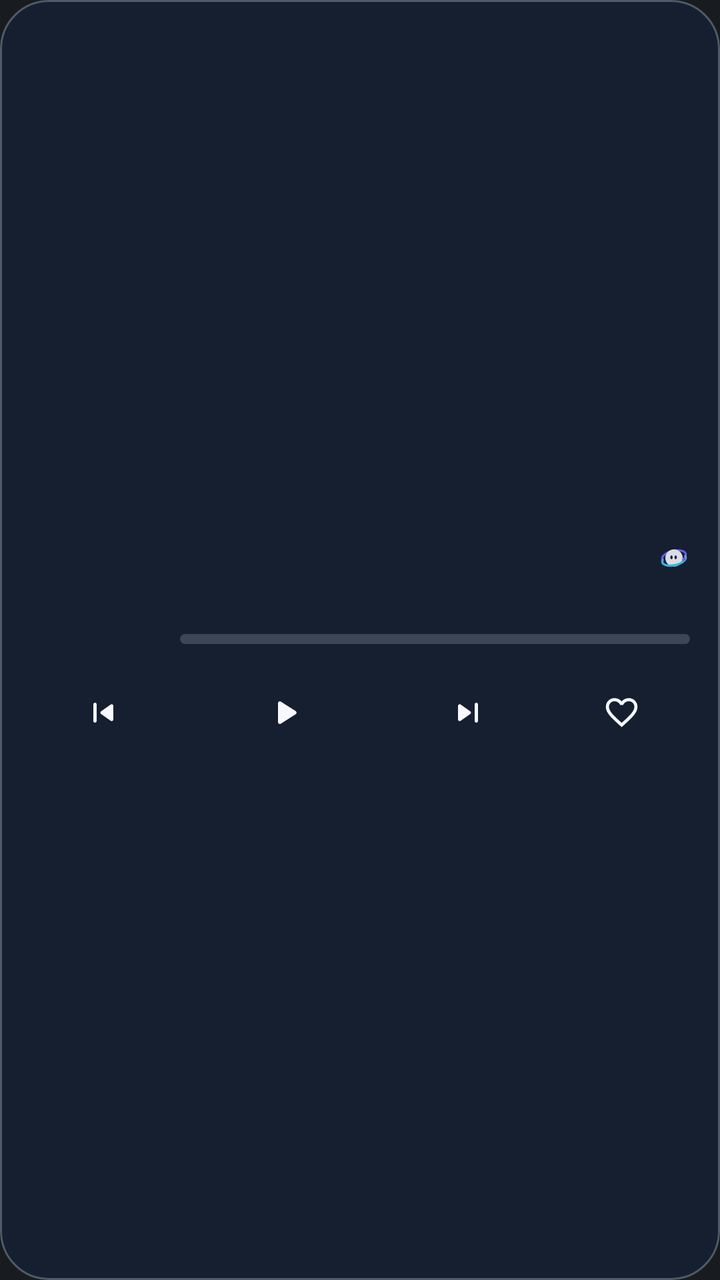
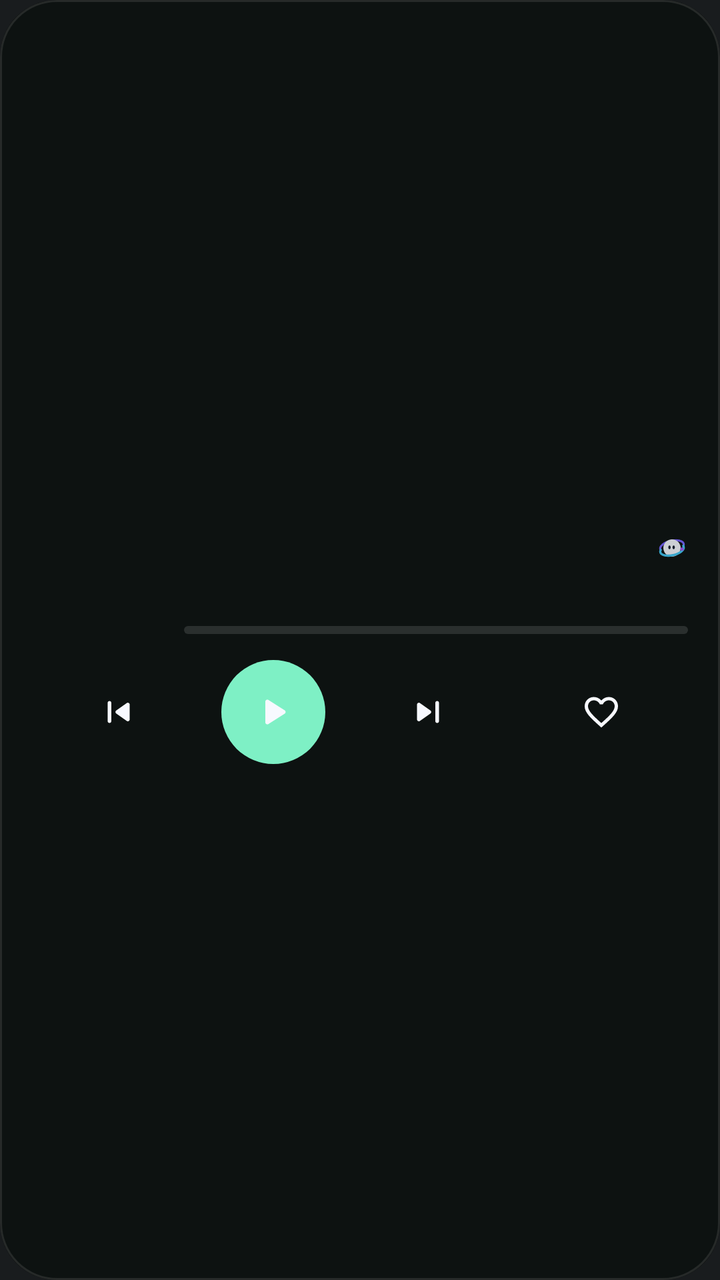

Compare the two renders of this Android layout. The source of the first and the diff that turns it into the second are given below.
<!-- AndroidManifest.xml: application theme Theme.MyApplication -->
<!-- res/layout/widget_aurix_music.xml -->
<?xml version="1.0" encoding="utf-8"?>
<FrameLayout xmlns:android="http://schemas.android.com/apk/res/android"
    android:id="@+id/widget_music_root"
    android:layout_width="match_parent"
    android:layout_height="match_parent"
    android:background="@drawable/widget_card_clip"
    android:clipToOutline="true">

    
    <ImageView
        android:id="@+id/widget_music_bg_glow"
        android:layout_width="match_parent"
        android:layout_height="match_parent"
        android:contentDescription="@null"
        android:scaleType="centerCrop" />

    
    <LinearLayout
        android:id="@+id/widget_music_empty_container"
        android:layout_width="match_parent"
        android:layout_height="match_parent"
        android:gravity="center"
        android:orientation="horizontal"
        android:padding="16dp"
        android:visibility="gone">

        <ImageView
            android:id="@+id/widget_music_empty_orbi"
            android:layout_width="38dp"
            android:layout_height="38dp"
            android:contentDescription="@null"
            android:src="@drawable/ic_widget_orbi" />

        <ImageView
            android:id="@+id/widget_music_empty_bitmap"
            android:layout_width="wrap_content"
            android:layout_height="wrap_content"
            android:layout_marginStart="10dp"
            android:adjustViewBounds="true"
            android:contentDescription="@null"
            android:scaleType="fitStart"
            android:visibility="gone" />

        <TextView
            android:id="@+id/widget_music_empty_text"
            android:layout_width="wrap_content"
            android:layout_height="wrap_content"
            android:layout_marginStart="10dp"
            android:ellipsize="end"
            android:lineSpacingExtra="3dp"
            android:maxLines="1"
            android:shadowColor="#66000000"
            android:shadowDy="1"
            android:shadowRadius="3"
            android:text="@string/widget_open_aurix"
            android:textColor="#FFFFFF"
            android:textSize="15.5sp"
            android:textStyle="bold" />
    </LinearLayout>

    
    <LinearLayout
        android:id="@+id/widget_music_content_container"
        android:layout_width="match_parent"
        android:layout_height="match_parent"
        android:gravity="center_vertical"
        android:orientation="vertical"
        android:paddingStart="15dp"
        android:paddingTop="13dp"
        android:paddingEnd="15dp"
        android:paddingBottom="13dp">

        
        <LinearLayout
            android:layout_width="match_parent"
            android:layout_height="wrap_content"
            android:gravity="center_vertical"
            android:orientation="horizontal">

            <ImageView
                android:id="@+id/widget_music_album_art"
                android:layout_width="62dp"
                android:layout_height="62dp"
                android:contentDescription="@string/widget_cd_album_art"
                android:scaleType="fitCenter" />

            <LinearLayout
                android:id="@+id/widget_music_meta_container"
                android:layout_width="0dp"
                android:layout_height="wrap_content"
                android:layout_marginStart="13dp"
                android:layout_weight="1"
                android:orientation="vertical">

                <LinearLayout
                    android:layout_width="match_parent"
                    android:layout_height="wrap_content"
                    android:gravity="center_vertical"
                    android:orientation="horizontal">

                    <ImageView
                        android:id="@+id/widget_music_title_bitmap"
                        android:layout_width="0dp"
                        android:layout_height="wrap_content"
                        android:layout_weight="1"
                        android:adjustViewBounds="true"
                        android:contentDescription="@null"
                        android:scaleType="fitStart"
                        android:visibility="gone" />

                    <TextView
                        android:id="@+id/widget_music_title"
                        android:layout_width="0dp"
                        android:layout_height="wrap_content"
                        android:layout_weight="1"
                        android:ellipsize="end"
                        android:includeFontPadding="true"
                        android:maxLines="1"
                        android:shadowColor="#66000000"
                        android:shadowDy="1"
                        android:shadowRadius="3"
                        android:singleLine="true"
                        android:textColor="#FFFFFF"
                        android:textSize="15.5sp"
                        android:textStyle="bold" />

                    <ImageView
                        android:id="@+id/widget_music_brand_orbi"
                        android:layout_width="16dp"
                        android:layout_height="16dp"
                        android:layout_marginStart="8dp"
                        android:alpha="0.88"
                        android:contentDescription="@null"
                        android:src="@drawable/ic_widget_orbi" />
                </LinearLayout>

                <ImageView
                    android:id="@+id/widget_music_artist_bitmap"
                    android:layout_width="match_parent"
                    android:layout_height="wrap_content"
                    android:layout_marginTop="2dp"
                    android:adjustViewBounds="true"
                    android:contentDescription="@null"
                    android:scaleType="fitStart"
                    android:visibility="gone" />

                <TextView
                    android:id="@+id/widget_music_artist"
                    android:layout_width="match_parent"
                    android:layout_height="wrap_content"
                    android:layout_marginTop="2dp"
                    android:ellipsize="end"
                    android:includeFontPadding="true"
                    android:maxLines="1"
                    android:singleLine="true"
                    android:textColor="#C2D4EDFF"
                    android:textSize="12.5sp" />

                <ProgressBar
                    android:id="@+id/widget_music_progress"
                    style="?android:attr/progressBarStyleHorizontal"
                    android:layout_width="match_parent"
                    android:layout_height="5dp"
                    android:layout_marginTop="8dp"
                    android:max="1000"
                    android:progress="0"
                    android:progressDrawable="@drawable/widget_progress_bar" />
            </LinearLayout>
        </LinearLayout>

        
        <LinearLayout
            android:layout_width="match_parent"
            android:layout_height="wrap_content"
            android:layout_marginTop="11dp"
            android:gravity="center_vertical"
            android:orientation="horizontal">

            
            <FrameLayout
                android:id="@+id/widget_btn_prev"
                android:layout_width="0dp"
                android:layout_height="38dp"
                android:layout_marginEnd="6dp"
                android:layout_weight="1">

                <ImageView
                    android:id="@+id/widget_btn_prev_bg"
                    android:layout_width="match_parent"
                    android:layout_height="match_parent"
                    android:contentDescription="@null"
                    android:scaleType="fitXY" />

                <ImageView
                    android:id="@+id/widget_btn_prev_icon"
                    android:layout_width="20dp"
                    android:layout_height="20dp"
                    android:layout_gravity="center"
                    android:contentDescription="@string/widget_cd_prev"
                    android:src="@drawable/ic_widget_prev" />
            </FrameLayout>

            
            <FrameLayout
                android:id="@+id/widget_btn_play_pause"
                android:layout_width="0dp"
                android:layout_height="38dp"
                android:layout_marginEnd="6dp"
                android:layout_weight="1.32">

                <ImageView
                    android:id="@+id/widget_btn_play_pause_bg"
                    android:layout_width="match_parent"
                    android:layout_height="match_parent"
                    android:contentDescription="@null"
                    android:scaleType="fitXY" />

                <ImageView
                    android:id="@+id/widget_btn_play_pause_icon"
                    android:layout_width="22dp"
                    android:layout_height="22dp"
                    android:layout_gravity="center"
                    android:contentDescription="@string/widget_cd_play_pause"
                    android:src="@drawable/ic_widget_play" />
            </FrameLayout>

            
            <FrameLayout
                android:id="@+id/widget_btn_next"
                android:layout_width="0dp"
                android:layout_height="38dp"
                android:layout_weight="1">

                <ImageView
                    android:id="@+id/widget_btn_next_bg"
                    android:layout_width="match_parent"
                    android:layout_height="match_parent"
                    android:contentDescription="@null"
                    android:scaleType="fitXY" />

                <ImageView
                    android:id="@+id/widget_btn_next_icon"
                    android:layout_width="20dp"
                    android:layout_height="20dp"
                    android:layout_gravity="center"
                    android:contentDescription="@string/widget_cd_next"
                    android:src="@drawable/ic_widget_next" />
            </FrameLayout>

            
            <FrameLayout
                android:id="@+id/widget_btn_like"
                android:layout_width="0dp"
                android:layout_height="38dp"
                android:layout_marginStart="6dp"
                android:layout_weight="0.92">

                <ImageView
                    android:id="@+id/widget_btn_like_bg"
                    android:layout_width="match_parent"
                    android:layout_height="match_parent"
                    android:contentDescription="@null"
                    android:scaleType="fitXY" />

                <ImageView
                    android:id="@+id/widget_btn_like_icon"
                    android:layout_width="19dp"
                    android:layout_height="19dp"
                    android:layout_gravity="center"
                    android:contentDescription="@string/widget_cd_like"
                    android:src="@drawable/ic_widget_heart_outline" />
            </FrameLayout>
        </LinearLayout>
    </LinearLayout>

    
    <ImageView
        android:id="@+id/widget_music_card_border"
        android:layout_width="match_parent"
        android:layout_height="match_parent"
        android:background="@drawable/widget_card_border_dark"
        android:contentDescription="@null" />
</FrameLayout>
<!-- resources referenced by this layout -->
<resources>
  <!-- drawable ic_widget_next (drawable) -->
  <?xml version="1.0" encoding="utf-8"?>
  <vector xmlns:android="http://schemas.android.com/apk/res/android"
      android:width="24dp"
      android:height="24dp"
      android:viewportWidth="24"
      android:viewportHeight="24">
      <path
          android:fillColor="#F7F9FF"
          android:pathData="M7.58,16.89l5.77,-4.07c0.56,-0.4 0.56,-1.24 0,-1.63L7.58,7.11C6.91,6.65 6,7.12 6,7.93v8.14C6,16.88 6.91,17.35 7.58,16.89zM16,7v10c0,0.55 0.45,1 1,1s1,-0.45 1,-1V7c0,-0.55 -0.45,-1 -1,-1S16,6.45 16,7z" />
  </vector>
  <!-- drawable ic_widget_play (drawable) -->
  <?xml version="1.0" encoding="utf-8"?>
  <vector xmlns:android="http://schemas.android.com/apk/res/android"
      android:width="24dp"
      android:height="24dp"
      android:viewportWidth="24"
      android:viewportHeight="24">
      <path
          android:fillColor="#F7F9FF"
          android:pathData="M8,6.82v10.36c0,0.79 0.87,1.27 1.54,0.84l8.14,-5.18c0.62,-0.39 0.62,-1.29 0,-1.69L9.54,5.98C8.87,5.55 8,6.03 8,6.82z" />
  </vector>
  <!-- drawable ic_widget_prev (drawable) -->
  <?xml version="1.0" encoding="utf-8"?>
  <vector xmlns:android="http://schemas.android.com/apk/res/android"
      android:width="24dp"
      android:height="24dp"
      android:viewportWidth="24"
      android:viewportHeight="24">
      <path
          android:fillColor="#F7F9FF"
          android:pathData="M7,6c0.55,0 1,0.45 1,1v10c0,0.55 -0.45,1 -1,1s-1,-0.45 -1,-1V7C6,6.45 6.45,6 7,6zM10.66,12.82l5.77,4.07c0.66,0.47 1.58,-0.01 1.58,-0.82V7.93c0,-0.81 -0.91,-1.28 -1.58,-0.82l-5.77,4.07C10.09,11.58 10.09,12.42 10.66,12.82z" />
  </vector>
  <!-- drawable widget_card_border_dark (drawable) -->
  <?xml version="1.0" encoding="utf-8"?>
  <shape xmlns:android="http://schemas.android.com/apk/res/android"
      android:shape="rectangle">
      <corners android:radius="24dp" />
      <solid android:color="@android:color/transparent" />
      <stroke
          android:width="1dp"
          android:color="#46E2F2FF" />
  </shape>
  <!-- drawable widget_card_clip (drawable) -->
  <?xml version="1.0" encoding="utf-8"?>
  <shape xmlns:android="http://schemas.android.com/apk/res/android"
      android:shape="rectangle">
      <corners android:radius="24dp" />
      <solid android:color="#151F30" />
  </shape>
  <!-- drawable widget_progress_bar (drawable) -->
  <?xml version="1.0" encoding="utf-8"?>
  <layer-list xmlns:android="http://schemas.android.com/apk/res/android">
      <item android:id="@android:id/background">
          <shape android:shape="rectangle">
              <corners android:radius="999dp" />
              <solid android:color="#2CFFFFFF" />
          </shape>
      </item>
      <item android:id="@android:id/progress">
          <scale android:scaleWidth="100%">
              <shape android:shape="rectangle">
                  <corners android:radius="999dp" />
                  <gradient
                      android:angle="0"
                      android:startColor="#5EEAD4"
                      android:centerColor="#43C7F4"
                      android:endColor="#9B6BFF"
                      android:type="linear" />
              </shape>
          </scale>
      </item>
  </layer-list>
  <string name="widget_cd_album_art">Album art, tap to open player</string>
  <string name="widget_cd_like">Like song</string>
  <string name="widget_cd_next">Next track</string>
  <string name="widget_cd_play_pause">Play or pause</string>
  <string name="widget_cd_prev">Previous track</string>
  <string name="widget_open_aurix">Open AURIX</string>
  <style name="Theme.MyApplication" parent="android:Theme.DeviceDefault.NoActionBar" />
  <!-- unchanged entries left out for length: 2 -->
</resources>

<!-- the commit's change to res/layout/widget_aurix_music.xml (unified diff, before → after) -->
@@ -3,7 +3,7 @@
     android:id="@+id/widget_music_root"
     android:layout_width="match_parent"
     android:layout_height="match_parent"
-    android:background="@drawable/widget_card_clip"
+    android:background="@drawable/widget_clip_28dp"
     android:clipToOutline="true">
 
     
@@ -11,8 +11,16 @@
         android:id="@+id/widget_music_bg_glow"
         android:layout_width="match_parent"
         android:layout_height="match_parent"
+        android:alpha="0.32"
         android:contentDescription="@null"
         android:scaleType="centerCrop" />
+
+    
+    <FrameLayout
+        android:id="@+id/widget_music_card_border"
+        android:layout_width="match_parent"
+        android:layout_height="match_parent"
+        android:background="@drawable/widget_music_glass_bg" />
 
     
     <LinearLayout
@@ -26,8 +34,8 @@
 
         <ImageView
             android:id="@+id/widget_music_empty_orbi"
-            android:layout_width="38dp"
-            android:layout_height="38dp"
+            android:layout_width="34dp"
+            android:layout_height="34dp"
             android:contentDescription="@null"
             android:src="@drawable/ic_widget_orbi" />
 
@@ -47,14 +55,10 @@
             android:layout_height="wrap_content"
             android:layout_marginStart="10dp"
             android:ellipsize="end"
-            android:lineSpacingExtra="3dp"
             android:maxLines="1"
-            android:shadowColor="#66000000"
-            android:shadowDy="1"
-            android:shadowRadius="3"
-            android:text="@string/widget_open_aurix"
+            android:text="@string/widget_tap_to_play"
             android:textColor="#FFFFFF"
-            android:textSize="15.5sp"
+            android:textSize="15sp"
             android:textStyle="bold" />
     </LinearLayout>
 
@@ -65,10 +69,7 @@
         android:layout_height="match_parent"
         android:gravity="center_vertical"
         android:orientation="vertical"
-        android:paddingStart="15dp"
-        android:paddingTop="13dp"
-        android:paddingEnd="15dp"
-        android:paddingBottom="13dp">
+        android:padding="16dp">
 
         
         <LinearLayout
@@ -79,8 +80,8 @@
 
             <ImageView
                 android:id="@+id/widget_music_album_art"
-                android:layout_width="62dp"
-                android:layout_height="62dp"
+                android:layout_width="64dp"
+                android:layout_height="64dp"
                 android:contentDescription="@string/widget_cd_album_art"
                 android:scaleType="fitCenter" />
 
@@ -88,7 +89,7 @@
                 android:id="@+id/widget_music_meta_container"
                 android:layout_width="0dp"
                 android:layout_height="wrap_content"
-                android:layout_marginStart="13dp"
+                android:layout_marginStart="12dp"
                 android:layout_weight="1"
                 android:orientation="vertical">
 
@@ -116,12 +117,9 @@
                         android:ellipsize="end"
                         android:includeFontPadding="true"
                         android:maxLines="1"
-                        android:shadowColor="#66000000"
-                        android:shadowDy="1"
-                        android:shadowRadius="3"
                         android:singleLine="true"
                         android:textColor="#FFFFFF"
-                        android:textSize="15.5sp"
+                        android:textSize="17sp"
                         android:textStyle="bold" />
 
                     <ImageView
@@ -129,7 +127,7 @@
                         android:layout_width="16dp"
                         android:layout_height="16dp"
                         android:layout_marginStart="8dp"
-                        android:alpha="0.88"
+                        android:alpha="0.82"
                         android:contentDescription="@null"
                         android:src="@drawable/ic_widget_orbi" />
                 </LinearLayout>
@@ -153,131 +151,96 @@
                     android:includeFontPadding="true"
                     android:maxLines="1"
                     android:singleLine="true"
-                    android:textColor="#C2D4EDFF"
-                    android:textSize="12.5sp" />
+                    android:textColor="#94FFFFFF"
+                    android:textSize="13sp" />
 
                 <ProgressBar
                     android:id="@+id/widget_music_progress"
                     style="?android:attr/progressBarStyleHorizontal"
                     android:layout_width="match_parent"
-                    android:layout_height="5dp"
+                    android:layout_height="4dp"
                     android:layout_marginTop="8dp"
                     android:max="1000"
                     android:progress="0"
-                    android:progressDrawable="@drawable/widget_progress_bar" />
+                    android:progressDrawable="@drawable/widget_progress_bar_glass" />
             </LinearLayout>
         </LinearLayout>
 
         
         <LinearLayout
+            android:id="@+id/widget_music_controls_row"
             android:layout_width="match_parent"
-            android:layout_height="wrap_content"
-            android:layout_marginTop="11dp"
-            android:gravity="center_vertical"
+            android:layout_height="52dp"
+            android:layout_marginTop="8dp"
+            android:gravity="center"
             android:orientation="horizontal">
 
-            
             <FrameLayout
                 android:id="@+id/widget_btn_prev"
                 android:layout_width="0dp"
-                android:layout_height="38dp"
-                android:layout_marginEnd="6dp"
-                android:layout_weight="1">
-
-                <ImageView
-                    android:id="@+id/widget_btn_prev_bg"
-                    android:layout_width="match_parent"
-                    android:layout_height="match_parent"
-                    android:contentDescription="@null"
-                    android:scaleType="fitXY" />
+                android:layout_height="44dp"
+                android:layout_weight="1"
+                android:minWidth="44dp"
+                android:minHeight="44dp">
 
                 <ImageView
                     android:id="@+id/widget_btn_prev_icon"
+                    android:layout_width="22dp"
+                    android:layout_height="22dp"
+                    android:layout_gravity="center"
+                    android:contentDescription="@string/widget_cd_prev"
+                    android:src="@drawable/ic_widget_prev" />
+            </FrameLayout>
+
+            <FrameLayout
+                android:id="@+id/widget_btn_play_pause"
+                android:layout_width="52dp"
+                android:layout_height="52dp"
+                android:layout_marginHorizontal="8dp"
+                android:background="@drawable/widget_circle_mint">
+
+                <ImageView
+                    android:id="@+id/widget_btn_play_pause_icon"
+                    android:layout_width="24dp"
+                    android:layout_height="24dp"
+                    android:layout_gravity="center"
+                    android:contentDescription="@string/widget_cd_play_pause"
+                    android:src="@drawable/ic_widget_play" />
+            </FrameLayout>
+
+            <FrameLayout
+                android:id="@+id/widget_btn_next"
+                android:layout_width="0dp"
+                android:layout_height="44dp"
+                android:layout_weight="1"
+                android:minWidth="44dp"
+                android:minHeight="44dp">
+
+                <ImageView
+                    android:id="@+id/widget_btn_next_icon"
+                    android:layout_width="22dp"
+                    android:layout_height="22dp"
+                    android:layout_gravity="center"
+                    android:contentDescription="@string/widget_cd_next"
+                    android:src="@drawable/ic_widget_next" />
+            </FrameLayout>
+
+            <FrameLayout
+                android:id="@+id/widget_btn_like"
+                android:layout_width="0dp"
+                android:layout_height="44dp"
+                android:layout_weight="1"
+                android:minWidth="44dp"
+                android:minHeight="44dp">
+
+                <ImageView
+                    android:id="@+id/widget_btn_like_icon"
                     android:layout_width="20dp"
                     android:layout_height="20dp"
                     android:layout_gravity="center"
-                    android:contentDescription="@string/widget_cd_prev"
-                    android:src="@drawable/ic_widget_prev" />
-            </FrameLayout>
-
-            
-            <FrameLayout
-                android:id="@+id/widget_btn_play_pause"
-                android:layout_width="0dp"
-                android:layout_height="38dp"
-                android:layout_marginEnd="6dp"
-                android:layout_weight="1.32">
-
-                <ImageView
-                    android:id="@+id/widget_btn_play_pause_bg"
-                    android:layout_width="match_parent"
-                    android:layout_height="match_parent"
-                    android:contentDescription="@null"
-                    android:scaleType="fitXY" />
-
-                <ImageView
-                    android:id="@+id/widget_btn_play_pause_icon"
-                    android:layout_width="22dp"
-                    android:layout_height="22dp"
-                    android:layout_gravity="center"
-                    android:contentDescription="@string/widget_cd_play_pause"
-                    android:src="@drawable/ic_widget_play" />
-            </FrameLayout>
-
-            
-            <FrameLayout
-                android:id="@+id/widget_btn_next"
-                android:layout_width="0dp"
-                android:layout_height="38dp"
-                android:layout_weight="1">
-
-                <ImageView
-                    android:id="@+id/widget_btn_next_bg"
-                    android:layout_width="match_parent"
-                    android:layout_height="match_parent"
-                    android:contentDescription="@null"
-                    android:scaleType="fitXY" />
-
-                <ImageView
-                    android:id="@+id/widget_btn_next_icon"
-                    android:layout_width="20dp"
-                    android:layout_height="20dp"
-                    android:layout_gravity="center"
-                    android:contentDescription="@string/widget_cd_next"
-                    android:src="@drawable/ic_widget_next" />
-            </FrameLayout>
-
-            
-            <FrameLayout
-                android:id="@+id/widget_btn_like"
-                android:layout_width="0dp"
-                android:layout_height="38dp"
-                android:layout_marginStart="6dp"
-                android:layout_weight="0.92">
-
-                <ImageView
-                    android:id="@+id/widget_btn_like_bg"
-                    android:layout_width="match_parent"
-                    android:layout_height="match_parent"
-                    android:contentDescription="@null"
-                    android:scaleType="fitXY" />
-
-                <ImageView
-                    android:id="@+id/widget_btn_like_icon"
-                    android:layout_width="19dp"
-                    android:layout_height="19dp"
-                    android:layout_gravity="center"
                     android:contentDescription="@string/widget_cd_like"
                     android:src="@drawable/ic_widget_heart_outline" />
             </FrameLayout>
         </LinearLayout>
     </LinearLayout>
-
-    
-    <ImageView
-        android:id="@+id/widget_music_card_border"
-        android:layout_width="match_parent"
-        android:layout_height="match_parent"
-        android:background="@drawable/widget_card_border_dark"
-        android:contentDescription="@null" />
 </FrameLayout>
<!-- resource entries referenced after the edit -->
@@ -33,42 +33,43 @@
           android:fillColor="#F7F9FF"
           android:pathData="M7,6c0.55,0 1,0.45 1,1v10c0,0.55 -0.45,1 -1,1s-1,-0.45 -1,-1V7C6,6.45 6.45,6 7,6zM10.66,12.82l5.77,4.07c0.66,0.47 1.58,-0.01 1.58,-0.82V7.93c0,-0.81 -0.91,-1.28 -1.58,-0.82l-5.77,4.07C10.09,11.58 10.09,12.42 10.66,12.82z" />
   </vector>
-  <!-- drawable widget_card_border_dark (drawable) -->
+  <!-- drawable widget_circle_mint (drawable) -->
+  <?xml version="1.0" encoding="utf-8"?>
+  <shape xmlns:android="http://schemas.android.com/apk/res/android"
+      android:shape="oval">
+      <solid android:color="#7EF0C5" />
+  </shape>
+  <!-- drawable widget_clip_28dp (drawable) -->
   <?xml version="1.0" encoding="utf-8"?>
   <shape xmlns:android="http://schemas.android.com/apk/res/android"
       android:shape="rectangle">
-      <corners android:radius="24dp" />
-      <solid android:color="@android:color/transparent" />
-      <stroke
-          android:width="1dp"
-          android:color="#46E2F2FF" />
+      <corners android:radius="28dp" />
+      <solid android:color="#0E1211" />
   </shape>
-  <!-- drawable widget_card_clip (drawable) -->
+  <!-- drawable widget_music_glass_bg (drawable) -->
   <?xml version="1.0" encoding="utf-8"?>
   <shape xmlns:android="http://schemas.android.com/apk/res/android"
       android:shape="rectangle">
-      <corners android:radius="24dp" />
-      <solid android:color="#151F30" />
+      <corners android:radius="28dp" />
+      <solid android:color="#C70E1211" />
+      <stroke
+          android:width="1dp"
+          android:color="#1AFFFFFF" />
   </shape>
-  <!-- drawable widget_progress_bar (drawable) -->
+  <!-- drawable widget_progress_bar_glass (drawable) -->
   <?xml version="1.0" encoding="utf-8"?>
   <layer-list xmlns:android="http://schemas.android.com/apk/res/android">
       <item android:id="@android:id/background">
           <shape android:shape="rectangle">
               <corners android:radius="999dp" />
-              <solid android:color="#2CFFFFFF" />
+              <solid android:color="#1FFFFFFF" />
           </shape>
       </item>
       <item android:id="@android:id/progress">
           <scale android:scaleWidth="100%">
               <shape android:shape="rectangle">
                   <corners android:radius="999dp" />
-                  <gradient
-                      android:angle="0"
-                      android:startColor="#5EEAD4"
-                      android:centerColor="#43C7F4"
-                      android:endColor="#9B6BFF"
-                      android:type="linear" />
+                  <solid android:color="#7EF0C5" />
               </shape>
           </scale>
       </item>
@@ -78,7 +79,7 @@
   <string name="widget_cd_next">Next track</string>
   <string name="widget_cd_play_pause">Play or pause</string>
   <string name="widget_cd_prev">Previous track</string>
-  <string name="widget_open_aurix">Open AURIX</string>
+  <string name="widget_tap_to_play">Tap to play music</string>
   <style name="Theme.MyApplication" parent="android:Theme.DeviceDefault.NoActionBar" />
   <!-- unchanged entries left out for length: 2 -->
 </resources>
